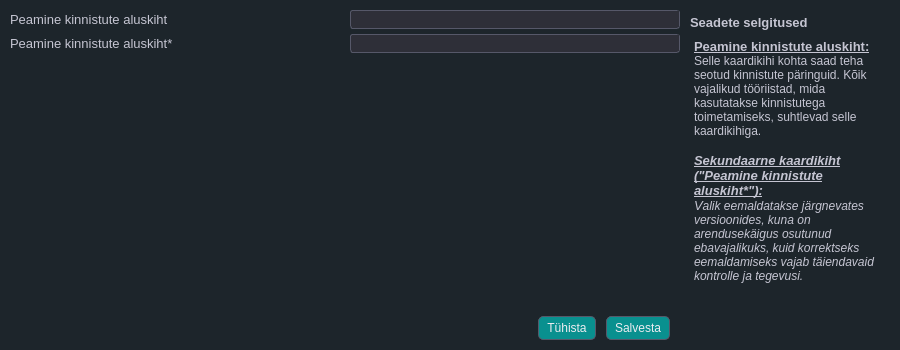
Above: mailabl-qgis/config/confWidgets/LayerSetup.ui from TuloliKalver/mailabl-qgis before the change. Below: the same form after it.
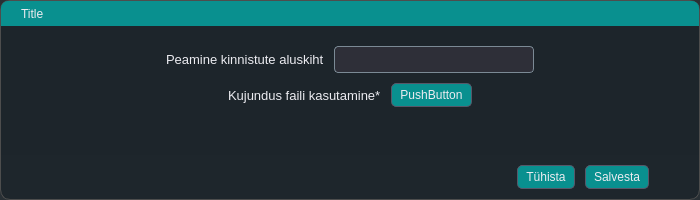
That is the form after the change. Icons and pictures are not drawn.

Commit message: pre 2.3.22 Layer setup updated - added restyling option

Patch:
```diff
--- a/mailabl-qgis/config/confWidgets/LayerSetup.ui
+++ b/mailabl-qgis/config/confWidgets/LayerSetup.ui
@@ -6,20 +6,20 @@
    <rect>
     <x>0</x>
     <y>0</y>
-    <width>900</width>
-    <height>350</height>
+    <width>700</width>
+    <height>200</height>
    </rect>
   </property>
   <property name="minimumSize">
    <size>
-    <width>900</width>
-    <height>350</height>
+    <width>700</width>
+    <height>200</height>
    </size>
   </property>
   <property name="maximumSize">
    <size>
-    <width>900</width>
-    <height>350</height>
+    <width>700</width>
+    <height>200</height>
    </size>
   </property>
   <property name="font">
@@ -33,18 +33,28 @@
    <string>Maa-ameti aluskaardi seadistamine</string>
   </property>
   <property name="styleSheet">
-   <string notr="true">
-/* ====================================================== */
-/* 🎨 Global Theme - Base Colors, Background &amp; Typography */
-/* ====================================================== */
-* {
+   <string notr="true">* {
     border: transparent;
-    background-color: #1d252b; /* Updated background */
+    boreder-radius: 10px;
+	background-color: rgba(29, 37, 43, 0.78);  /* 10% transparency */
     padding: 0;
     margin: 0;
-    color: #c5c5d2; /* Default light gray text */
+    color: #ececf1; /* Brighter default text */
 }
 
+#FrameMain{
+    border-radius: 10px;
+	border: 1px solid #4d4d4d;
+	background-color: rgba(29, 37, 43, 0.89);  /* 10% transparency */
+}
+
+
+QLabel, QFrame{
+	background: None;
+	}
+
+
+
 
 /* ------------------------------------------------------ */
 /* 🧠 Global Interaction Effects - Focused Field &amp; Tabs   */
@@ -75,9 +85,9 @@
 QLineEdit {
     background-color: #303a42;   /* Matches the global dark background */
     color: #c5c5d2;              /* Default light gray text */
-    border: 1px solid #4d4d4d;   /* Subtle default border */
+    border: 1px solid #6f7f87;
     border-radius: 4px;          /* Rounded corners for a smooth look */
-    padding: 6px;                /* Adequate padding for text clarity */
+    padding: 4px;                /* Adequate padding for text clarity */
 }
 
 /* 
@@ -193,58 +203,6 @@
 }
 
 
-/* General QCheckBox styles */
-QCheckBox {
-    color: #ececf1; /* Text color */
-    spacing: 5px; /* Space between checkbox and text */
-}
-
-/* Style the indicator (checkbox) */
-QCheckBox::indicator {
-    width: 12px;
-    height: 12px;
-    background-color: #40414f; /* Background color for unchecked state */
-    border: 1px solid #565869; /* Border for unchecked state */
-    border-radius: 3px;
-}
-
-/* Style the indicator when checked */
-QCheckBox::indicator:checked {
-    background-color: rgba(70, 70, 85, 0.5); /* Semi-transparent gray background color for checked state */
-    border: 1px solid #acacbe;
-    image: url(&quot;:/images/themes/default/algorithms/mAlgorithmCheckGeometry.svg&quot;); /* Using QGIS built-in icon */
-}
-
-/* Style the indicator when unchecked */
-QCheckBox::indicator:unchecked {
-    background-color: #40414f; /* Background color for unchecked state */
-    border: 1px solid #565869; /* Border for unchecked state */
-}
-
-/* Style the indicator when hovered */
-QCheckBox::indicator:hover {
-    background-color: #565869;
-}
-
-/* Style the indicator when disabled */
-QCheckBox::indicator:disabled {
-    background-color: #30303a; /* Darker background color for disabled state */
-    border: 1px solid #40414f; /* Darker border for disabled state */
-}
-
-/* Style the indicator when checked and disabled */
-QCheckBox::indicator:checked:disabled {
-    background-color: rgba(50, 50, 60, 0.5); /* Semi-transparent darker gray background color for checked and disabled state */
-    border: 1px solid #40414f;
-    image: url(&quot;:/images/themes/default/algorithms/mAlgorithmCheckGeometry.svg&quot;); /* Using QGIS built-in icon */
-    opacity: 0.5; /* Make the icon appear disabled */
-}
-
-/* Style the checkbox text when disabled */
-QCheckBox:disabled {
-    color: #6a6a75; /* Darker text color for disabled state */
-}
-
 /* ══════════════════════════════════════════════════════ */
 /*                 ✅ QCheckBox Styling                   */
 /* ══════════════════════════════════════════════════════ */
@@ -252,41 +210,51 @@
 QCheckBox {
     color: #d1d1e0;
     spacing: 5px;
-    font-size: 14px;
+    font-size: 12px;
+	 background: transparent; /* This removes any background */
 }
 
-/* Base indicator styling */
+/* Default indicator box */
 QCheckBox::indicator {
     width: 16px;
     height: 16px;
+    background-color: #40414f;
     border: 1px solid #1f5d5c;
     border-radius: 3px;
-    background: #597278
 }
 
-/* Hover effect for indicator */
+/* Hovered box */
 QCheckBox::indicator:hover {
     border: 1px solid #0b4544;
+    background-color: #565869;
 }
 
-/* Checked state with a custom image for the check mark */
+/* Checked state */
 QCheckBox::indicator:checked {
-    background: rgb(9,144,143);
+    background-color: rgb(9, 144, 143);
     border: 1px solid #565869;
+    image: url(&quot;:/images/themes/default/algorithms/mAlgorithmCheckGeometry.svg&quot;);
 }
 
+/* Checked + Hover */
+QCheckBox::indicator:checked:hover {
+    background-color: rgba(9, 144, 143, 0.8);
+    border: 1px solid #acacbe;
+}
 
-/* ⚫ Disabled State - More Noticeable */
+/* Disabled */
+QCheckBox:disabled {
+    color: #6a6a75;
+}
 QCheckBox::indicator:disabled {
-    background-color: #1d252b;
-    border: 1px dashed rgba(120, 120, 130, 0.5); /* **Dashed, faded border** */
-    color: rgba(170, 170, 180, 0.5); /* **Faded text color** */
-    opacity: 0.5; /* **Lower opacity to indicate inactive state** */
+    background-color: #2c2c35;
+    border: 1px dashed rgba(120, 120, 130, 0.5);
 }
-
-
-QGroupBox{
-	color: #ececf1;
+QCheckBox::indicator:checked:disabled {
+    background-color: rgba(50, 50, 60, 0.5);
+    border: 1px solid #40414f;
+    image: url(&quot;:/images/themes/default/algorithms/mAlgorithmCheckGeometry.svg&quot;);
+    opacity: 0.5;
 }
 
 
@@ -297,9 +265,9 @@
 QComboBox {
     background-color: #2e2f38;
     color: #c5c5d2;
-    border: 1px solid #565869;
-    border-radius: 3px;
-    padding-left: 5px;
+	border: 1px solid #7b8a95;    
+	border-radius: 4px;
+    padding: 4px;
 }
 
 QComboBox::drop-down {
@@ -383,292 +351,18 @@
 }
 
 
-
-
-/* ══════════════════════════════════════════════════════ */
-/* 🧭 Global Vertical ScrollBar - Core UI Scroll Styling  */
-/* ══════════════════════════════════════════════════════ */
-
-QScrollBar:vertical {
-    border: none;
-    background: #2e2f38;  /* Match background color */
-    width: 8px;
-    margin: 0px;  /* Remove spacing */
-    border-radius: 4px;
+#dragFrame {
+    border-top-left-radius: 7px;
+    border-top-right-radius: 7px;
+    border-bottom-right-radius: 0px;
+    border-bottom-left-radius: 0px;
+    background-color: rgba(9, 144, 143, 1.0);
+    cursor: move;
+    color: #ececf1; /* Brighter default text */
 }
 
-QScrollBar::handle:vertical {
-    background-color: qradialgradient(spread:pad, cx:1, cy:0.728, radius:0.826, 
-        fx:0.498455, fy:0.95, stop:0.125 rgba(9, 144, 143, 255), stop:1 rgba(46, 47, 56, 253));
-    min-height: 25px;
-    border-radius: 4px;
-}
 
-QScrollBar::handle:vertical:hover {
-    background-color: qradialgradient(spread:pad, cx:1, cy:0.995, radius:1.24, 
-        fx:1, fy:0.988, stop:0 rgba(9, 144, 143, 255), stop:0.920455 rgba(46, 47, 56, 253));
-}
-
-/* Hide Up/Down Buttons */
-QScrollBar::add-line:vertical, 
-QScrollBar::sub-line:vertical {
-    background: none;
-    height: 0px;
-}
-
-/* Make the unused track area blend with background */
-QScrollBar::add-page:vertical, 
-QScrollBar::sub-page:vertical {
-    background: #2e2f38;
-}
-
-/* ════════════════════════════════════════════════════════ */
-/* 🧭 Global Horisontal ScrollBar - Core UI Scroll Styling  */
-/* ════════════════════════════════════════════════════════ */
-
-
-QScrollBar:horizontal {
-    border: none;
-    background: #2e2f38;  /* Match background color */
-    height: 8px;
-    margin: 0px;
-    border-radius: 4px;
-}
-
-QScrollBar::handle:horizontal {
-    background-color: qradialgradient(spread:pad, cx:1, cy:0.728, radius:0.826, 
-        fx:0.498455, fy:0.95, stop:0.125 rgba(9, 144, 143, 255), stop:1 rgba(46, 47, 56, 253));
-    min-width: 25px;
-    border-radius: 4px;
-}
-
-QScrollBar::handle:horizontal:hover {
-    background-color: qradialgradient(spread:pad, cx:1, cy:0.995, radius:1.24, 
-        fx:1, fy:0.988, stop:0 rgba(9, 144, 143, 255), stop:0.920455 rgba(46, 47, 56, 253));
-}
-
-/* Hide Left/Right Buttons */
-QScrollBar::add-line:horizontal, 
-QScrollBar::sub-line:horizontal {
-    background: none;
-    width: 0px;
-}
-
-/* Make the unused track area blend with background */
-QScrollBar::add-page:horizontal, 
-QScrollBar::sub-page:horizontal {
-    background: #2e2f38;
-}
-
-
-/* ====================================================== */
-/* 📊 QTableView - Layout, Colors, and Interaction Styles */
-/* ====================================================== */
-
-QTableView {
-    background-color: #2e2f38; /* Consistent dark gray base */
-    border: 1px solid #4d4d4d;
-    border-radius: 5px;
-    gridline-color: #565869;
-    /* Updated selection gradient using teal accent */
-    selection-background-color: qlineargradient(
-        x1: 0, y1: 0, x2: 0, y2: 1,
-        stop: 0 rgba(9,144,143,10),
-        stop: 1 rgba(9,144,143,50)
-    );
-    selection-color: #ececf1;
-}
-
-
-/* Adjust header style with white text */
-QHeaderView::section {
-    background-color: #35353f;
-    color: #ececf1; 
-    border-top: 0.5px solid #323232;
-    border-left: 0.5px solid #323232;
-    border-right: 0.5px solid #323232;
-    border-bottom: 1px solid #4d4d4d;
-    padding: 1px 3px;
-    font-size: 12px;
-}
-
-/* Entire table disabled state */
-QTableView:disabled {
-    background-color: rgba(30,30,35,180);
-    color: rgba(150,150,160,120);
-    border: 1px solid rgba(100,100,110,80);
-    gridline-color: rgba(80,80,90,80);
-    cursor: not-allowed;
-}
-
-/* Make headers look disabled */
-QTableView:disabled QHeaderView::section {
-    background-color: rgba(50,50,58,150);
-    
-    border-bottom: 1px solid rgba(80,80,90,100);
-}
-
-/* Remove focus outline when disabled */
-QTableView:disabled:focus {
-    outline: none;
-}
-
-/* Corner widget (where row/column headers meet) */
-QTableCornerButton::section {
-    background: #35353f;
-    border: 1px solid #4d4d4d;
-}
-
-/* Disabled corner styling */
-QTableView:disabled QTableCornerButton::section {
-    background: rgba(50,50,58,150);
-    border: 1px solid rgba(80,80,90,100);
-}
-
-/* Disable selection effect when the table is disabled */
-QTableView:disabled QTableView::item:selected {
-    background-color: rgba(50,50,58,100);
-    color: rgba(150,150,160,100);
-}
-
-/* Hovered rows for better contrast */
-QTableView::item:hover {
-    background-color: #3a3f4b;
-    color: #ececf1;
-    min-height: 16px;  /* Decreased row height */
-}
-
-/* Selected rows using the same teal gradient as QTableView selection */
-QTableView::item:selected {
-    background-color: qlineargradient(
-        x1: 0, y1: 0, x2: 0, y2: 1,
-        stop: 0 rgba(9,144,143,10),
-        stop: 1 rgba(9,144,143,50)
-    );
-    /*color: #ececf1;*/
-    min-height: 16px;  /* Decreased row height */
-}
-
-/* Non-selected rows with a subtle gradient for depth */
-QTableView::item {
-    background-color: qlineargradient(
-        x1: 0, y1: 0, x2: 0, y2: 1,
-        stop: 0 rgba(46,47,56,25),
-        stop: 1 rgba(46,47,56,255)
-    );
-    color: #d1d1e0;
-    min-height: 16px;  /* Decreased row height */
-}
-
-/* Ensure deselected rows return to their default style */
-QTableView::item:!selected {
-    background-color: qlineargradient(
-        x1: 0, y1: 0, x2: 0, y2: 1,
-        stop: 0 rgba(46,47,56,25),
-        stop: 1 rgba(46,47,56,255)
-    );
-    color: #d1d1e0;
-    min-height: 16px;  /* Decreased row height */
-}
-
-/* Disabled item styling */
-QTableView::item:disabled {
-    background-color: rgba(50,50,58,100);
-    color: rgba(150,150,160,100);
-    font-style: italic;
-    border: 1px dashed rgba(100,100,110,80);
-    min-height: 16px;  /* Decreased row height */
-}
-
-
-
-
-
-/* ====================================================== */
-/* 🧩 Targeted UI Elements - ID-Based Custom Styling      */
-/* ====================================================== */
-
-#Sevituudid{
-    background-color: #343b47;
-}
-
-#leftMenuContainer {
-    background: qlineargradient(x1:0, y1:0, x2:0, y2:1, stop:0 #202123, stop:1 #18191d);
-    border-right: 1px solid #3a3a3a;
-    padding-right: 2px;
-    border-top-right-radius: 5px;
-    border-bottom-right-radius: 5px;
-}
-
-#rightFrame {
-    background: qlineargradient(x1:0, y1:0, x2:0, y2:1, stop:0 #202123, stop:1 #18191d);
-    border-left: 1px solid #3a3a3a;
-    padding-lef: 2px;
-    border-top-right-radius: 5px;
-    border-bottom-right-radius: 5px;
-}
-
-#SetupLayers, #SetupLayers_2, #SetupUserData {
-border: none;
-border-bottom: 1px solid rgb(131, 142, 162);
-}
-
-#UC_Main_Frame QPushButton,#pbChoose_Properties_for_Projects{
-	padding: 1px 8px;
-    border-radiusr: 6px;
-}
-
-#UC_Main_Frame QPushButton:hover{
-
-	padding: 1px 8px;
-    border-radius: 6px;
-}
-
-
-#wOl_Settings QPushButton{
-	padding: 1px 8px;
-    border-radius: 6px;
-}
-
-#wOl_Settings QPushButton:hover{
-	padding: 1px 8px;
-    border-radius: 6px;
-}
-
-#rightMenuContainer QPushButton{
-	text-align: right;
-	border-top-right-radius: 0px;
-	border-bottom-right-radius: 0px;
-    
-}
-
-#rightMenuContainer QPushButton:hover{
-    text-align: right;
-    border-top-right-radius: 0px;
-	border-bottom-right-radius: 0px;  
-}
-
-
-#leftMenuContainer QPushButton{
-	text-align: left;
-	border-top-left-radius: 0px;
-	border-bottom-left-radius: 0px;	
-}
-#leftMenuContainer QPushButton:hover{
-    text-align: left;
-	border-top-left-radius: 0px;
-	border-bottom-left-radius: 0px;
-
-}
-
-#MailablDialogBase{
-    border: 1px solid #4d4d4d;
-	border-top-left-radius: 7px;     /* Rounded top-left corner */
-    border-top-right-radius: 7px;    /* Rounded top-right corner */
-    border-right-radius: 7px;        /* No rounding on right side */
-    border-left-radius: 7px;    
-	background: None;  /* 10% transparency */
-}</string>
+</string>
   </property>
   <layout class="QVBoxLayout" name="verticalLayout_4">
    <property name="spacing">
@@ -687,37 +381,16 @@
     <number>0</number>
    </property>
    <item>
-    <widget class="QFrame" name="fContent">
+    <widget class="QFrame" name="FrameMain">
      <property name="minimumSize">
       <size>
        <width>0</width>
        <height>100</height>
       </size>
      </property>
-     <property name="frameShape">
-      <enum>QFrame::StyledPanel</enum>
+     <property name="styleSheet">
+      <string notr="true"/>
      </property>
-     <property name="frameShadow">
-      <enum>QFrame::Raised</enum>
-     </property>
-     <layout class="QHBoxLayout" name="horizontalLayout_6">
-      <property name="spacing">
-       <number>0</number>
-      </property>
-      <property name="leftMargin">
-       <number>0</number>
-      </property>
-      <property name="topMargin">
-       <number>10</number>
-      </property>
-      <property name="rightMargin">
-       <number>10</number>
-      </property>
-      <property name="bottomMargin">
-       <number>10</number>
-      </property>
-      <item>
-       <widget class="QFrame" name="frame">
         <property name="frameShape">
          <enum>QFrame::StyledPanel</enum>
         </property>
@@ -726,39 +399,85 @@
         </property>
         <layout class="QVBoxLayout" name="verticalLayout_2">
          <property name="spacing">
-          <number>10</number>
+       <number>0</number>
          </property>
          <property name="leftMargin">
-          <number>10</number>
+       <number>0</number>
          </property>
          <property name="topMargin">
           <number>0</number>
          </property>
          <property name="rightMargin">
-          <number>10</number>
+       <number>0</number>
          </property>
          <property name="bottomMargin">
           <number>0</number>
          </property>
+      <item>
+       <widget class="QFrame" name="dragFrame">
+        <property name="minimumSize">
+         <size>
+          <width>0</width>
+          <height>25</height>
+         </size>
+        </property>
+        <property name="maximumSize">
+         <size>
+          <width>1000000</width>
+          <height>25</height>
+         </size>
+        </property>
+        <property name="frameShape">
+         <enum>QFrame::StyledPanel</enum>
+        </property>
+        <property name="frameShadow">
+         <enum>QFrame::Raised</enum>
+        </property>
+        <layout class="QHBoxLayout" name="horizontalLayout_6">
+         <property name="spacing">
+          <number>0</number>
+         </property>
+         <property name="leftMargin">
+          <number>20</number>
+         </property>
+         <property name="topMargin">
+          <number>0</number>
+         </property>
+         <property name="rightMargin">
+          <number>0</number>
+         </property>
+         <property name="bottomMargin">
+          <number>0</number>
+         </property>
+         <item>
+          <widget class="QLabel" name="lblTitle">
+           <property name="text">
+            <string>Title</string>
+           </property>
+          </widget>
+         </item>
+        </layout>
+       </widget>
+      </item>
          <item>
           <widget class="QWidget" name="fSettingsProperties" native="true">
            <layout class="QVBoxLayout" name="verticalLayout">
             <property name="spacing">
-             <number>5</number>
+          <number>10</number>
             </property>
             <property name="leftMargin">
              <number>0</number>
             </property>
             <property name="topMargin">
-             <number>0</number>
+          <number>20</number>
             </property>
             <property name="rightMargin">
              <number>0</number>
             </property>
             <property name="bottomMargin">
-             <number>5</number>
-            </property>
-            <item>
+          <number>0</number>
+         </property>
+         <item alignment="Qt::AlignHCenter">
              <widget class="QFrame" name="frame_2">
               <property name="frameShape">
                <enum>QFrame::StyledPanel</enum>
@@ -797,6 +516,12 @@
                </item>
                <item>
                 <widget class="QComboBox" name="cbCurrent_Cadastral">
+              <property name="minimumSize">
+               <size>
+                <width>200</width>
+                <height>0</height>
+               </size>
+              </property>
                  <property name="baseSize">
                   <size>
                    <width>0</width>
@@ -842,7 +567,7 @@
               </layout>
              </widget>
             </item>
-            <item>
+         <item alignment="Qt::AlignHCenter">
              <widget class="QFrame" name="frame_3">
               <property name="frameShape">
                <enum>QFrame::StyledPanel</enum>
@@ -880,40 +605,15 @@
                   </font>
                  </property>
                  <property name="text">
-                  <string>Peamine kinnistute aluskiht*</string>
+               <string>Kujundus faili kasutamine*</string>
                  </property>
                 </widget>
                </item>
                <item>
-                <widget class="QComboBox" name="cbTarget_Cadastral">
-                 <property name="font">
-                  <font>
-                   <pointsize>10</pointsize>
-                  </font>
-                 </property>
-                 <item>
+             <widget class="QPushButton" name="pbChangLayerStyle">
                   <property name="text">
-                   <string/>
-                  </property>
-                 </item>
-                 <item>
-                  <property name="text">
-                   <string/>
-                  </property>
-                 </item>
-                 <item>
-                  <property name="text">
-                   <string/>
-                  </property>
-                 </item>
-                 <item>
-                  <property name="text">
-                   <string/>
-                  </property>
-                 </item>
-                </widget>
-               </item>
-              </layout>
+               <string>PushButton</string>
+              </property>
              </widget>
             </item>
            </layout>
@@ -932,6 +632,9 @@
            </property>
           </spacer>
          </item>
+        </layout>
+       </widget>
+      </item>
          <item>
           <widget class="QFrame" name="Buttons">
            <property name="frameShape">
@@ -948,13 +651,13 @@
              <number>0</number>
             </property>
             <property name="topMargin">
-             <number>0</number>
+          <number>10</number>
             </property>
             <property name="rightMargin">
-             <number>10</number>
+          <number>50</number>
             </property>
             <property name="bottomMargin">
-             <number>0</number>
+          <number>10</number>
             </property>
             <item>
              <spacer name="horizontalSpacer">
@@ -1005,83 +708,6 @@
                 <width>16</width>
                 <height>16</height>
                </size>
-              </property>
-             </widget>
-            </item>
-           </layout>
-          </widget>
-         </item>
-        </layout>
-       </widget>
-      </item>
-      <item>
-       <widget class="QFrame" name="fHelpMenu">
-        <property name="minimumSize">
-         <size>
-          <width>200</width>
-          <height>0</height>
-         </size>
-        </property>
-        <property name="maximumSize">
-         <size>
-          <width>200</width>
-          <height>16777215</height>
-         </size>
-        </property>
-        <property name="styleSheet">
-         <string notr="true"/>
-        </property>
-        <property name="frameShape">
-         <enum>QFrame::StyledPanel</enum>
-        </property>
-        <property name="frameShadow">
-         <enum>QFrame::Raised</enum>
-        </property>
-        <layout class="QVBoxLayout" name="verticalLayout_10">
-         <property name="spacing">
-          <number>5</number>
-         </property>
-         <property name="leftMargin">
-          <number>0</number>
-         </property>
-         <property name="topMargin">
-          <number>5</number>
-         </property>
-         <property name="rightMargin">
-          <number>0</number>
-         </property>
-         <property name="bottomMargin">
-          <number>0</number>
-         </property>
-         <item>
-          <widget class="QLabel" name="label_2">
-           <property name="font">
-            <font>
-             <pointsize>10</pointsize>
-             <weight>75</weight>
-             <bold>true</bold>
-            </font>
-           </property>
-           <property name="text">
-            <string>Seadete selgitused</string>
-           </property>
-          </widget>
-         </item>
-         <item>
-          <widget class="QTextEdit" name="textEdit">
-           <property name="font">
-            <font>
-             <pointsize>10</pointsize>
-            </font>
-           </property>
-           <property name="html">
-            <string>&lt;!DOCTYPE HTML PUBLIC &quot;-//W3C//DTD HTML 4.0//EN&quot; &quot;http://www.w3.org/TR/REC-html40/strict.dtd&quot;&gt;
-&lt;html&gt;&lt;head&gt;&lt;meta name=&quot;qrichtext&quot; content=&quot;1&quot; /&gt;&lt;style type=&quot;text/css&quot;&gt;
-p, li { white-space: pre-wrap; }
-&lt;/style&gt;&lt;/head&gt;&lt;body style=&quot; font-family:'MS Shell Dlg 2'; font-size:10pt; font-weight:400; font-style:normal;&quot;&gt;
-&lt;p style=&quot; margin-top:0px; margin-bottom:0px; margin-left:0px; margin-right:0px; -qt-block-indent:0; text-indent:0px;&quot;&gt;&lt;span style=&quot; font-weight:600; text-decoration: underline;&quot;&gt;Peamine kinnistute aluskiht:&lt;/span&gt;&lt;br /&gt;&lt;span style=&quot; font-size:9pt;&quot;&gt;Selle kaardikihi kohta saad teha seotud kinnistute päringuid. Kõik vajalikud tööriistad, mida kasutatakse kinnistutega toimetamiseks, suhtlevad selle kaardikihiga.&lt;/span&gt;&lt;/p&gt;
-&lt;p style=&quot;-qt-paragraph-type:empty; margin-top:0px; margin-bottom:0px; margin-left:0px; margin-right:0px; -qt-block-indent:0; text-indent:0px;&quot;&gt;&lt;br /&gt;&lt;/p&gt;
-&lt;p style=&quot; margin-top:0px; margin-bottom:0px; margin-left:0px; margin-right:0px; -qt-block-indent:0; text-indent:0px;&quot;&gt;&lt;span style=&quot; font-weight:600; font-style:italic; text-decoration: underline;&quot;&gt;Sekundaarne kaardikiht (&amp;quot;Peamine kinnistute aluskiht*&amp;quot;):&lt;/span&gt;&lt;span style=&quot; font-style:italic;&quot;&gt;&lt;br /&gt;V&lt;/span&gt;&lt;span style=&quot; font-size:9pt; font-style:italic;&quot;&gt;alik eemaldatakse järgnevates versioonides, kuna on arendusekäigus osutunud ebavajalikuks, kuid korrektseks eemaldamiseks vajab täiendavaid kontrolle ja tegevusi.&lt;/span&gt;&lt;/p&gt;&lt;/body&gt;&lt;/html&gt;</string>
            </property>
           </widget>
          </item>
```
Lines whose indentation alone changed are shown as unchanged. The commit also changes 8 other files.
